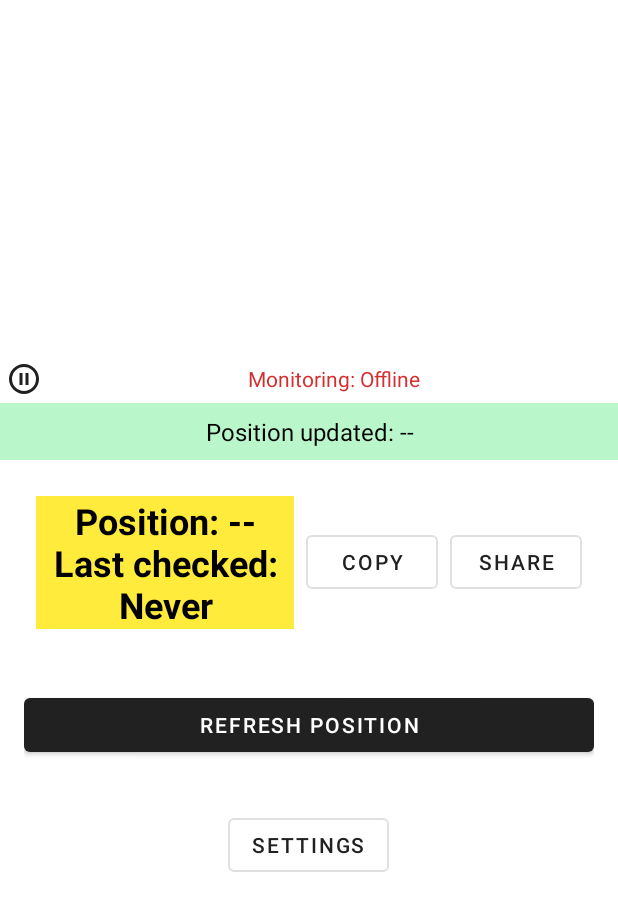
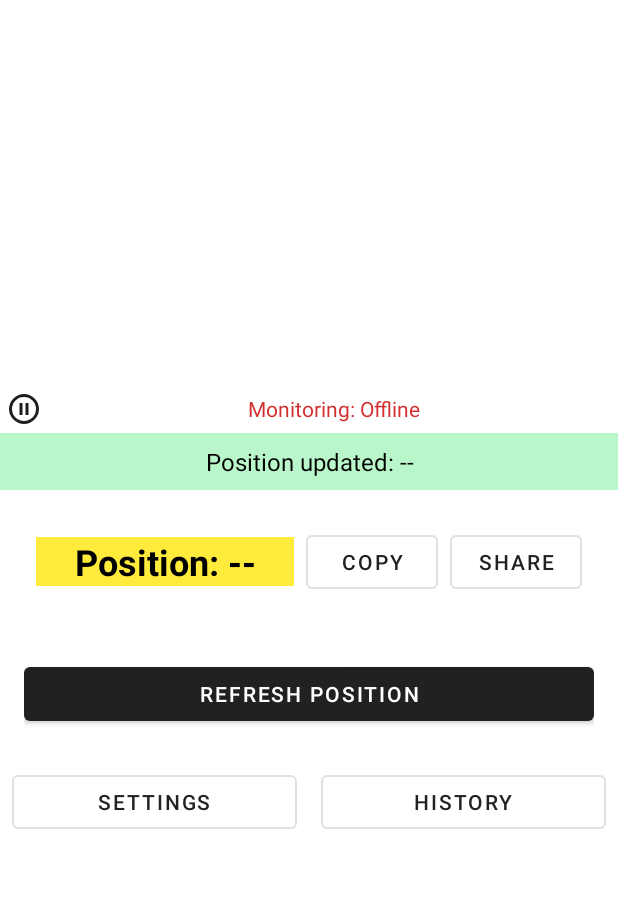
Before and after one commit to xdark36/UpListTracker, an Android app: the screen it shows after launch (MainActivity), on a phone screen of 412 x 824 dp. Shown: the top 911 px of the screen. Run offline under Robolectric (Android 15) with nearby library versions, the phone set to English and light mode, and no system bars; our stand-ins replace Dagger/Hilt's generated code, Timber; 1 statement that could not run was skipped.

Commit message:
Add position history feature - track last 10 position changes with timestamps

```diff
--- a/app/src/main/java/com/example/uplisttracker/MainActivity.kt
+++ b/app/src/main/java/com/example/uplisttracker/MainActivity.kt
@@ -115,10 +115,11 @@ class MainActivity : ComponentActivity() {
             val copyButton = findViewById<com.google.android.material.button.MaterialButton>(R.id.copyButton)
             val shareButton = findViewById<com.google.android.material.button.MaterialButton>(R.id.shareButton)
             val refreshButton = findViewById<com.google.android.material.button.MaterialButton>(R.id.refreshButton)
+            val historyButton = findViewById<com.google.android.material.button.MaterialButton>(R.id.historyButton)
 
             if (swipeRefreshLayout == null || bannerText == null || progressBar == null ||
                 positionTextView == null || statusText == null || settingsButton == null ||
-                copyButton == null || shareButton == null || refreshButton == null) {
+                copyButton == null || shareButton == null || refreshButton == null || historyButton == null) {
                 throw Exception("One or more UI elements not found")
             }
 
@@ -179,6 +180,11 @@ class MainActivity : ComponentActivity() {
                         }
                     }
                 )
+            }
+
+            // History button
+            historyButton.setOnClickListener {
+                showPositionHistory()
             }
 
             // True pull-to-refresh
@@ -446,8 +452,54 @@ class MainActivity : ComponentActivity() {
         ) == android.content.pm.PackageManager.PERMISSION_GRANTED
     }
 
-    private fun updatePositionDisplay(positionTextView: TextView, position: String, lastChecked: String) {
-        positionTextView.text = "Position: $position\nLast checked: $lastChecked"
+    private fun updatePositionDisplay(positionTextView: TextView, position: String?, lastChecked: String?) {
+        val displayText = if (position == null || position == "--") {
+            "Position: --"
+        } else {
+            "Position: $position"
+        }
+        positionTextView.text = displayText
+
+        // Store position in history
+        storePositionInHistory(position ?: "--")
+    }
+
+    private fun storePositionInHistory(position: String) {
+        val prefs = getSharedPreferences("up_prefs", Context.MODE_PRIVATE)
+        val historyKey = "position_history"
+        val timestampKey = "position_timestamps"
+
+        // Get existing history
+        val history = prefs.getString(historyKey, "")?.split(",")?.filter { it.isNotEmpty() }?.toMutableList() ?: mutableListOf()
+        val timestamps = prefs.getString(timestampKey, "")?.split(",")?.filter { it.isNotEmpty() }?.toMutableList() ?: mutableListOf()
+
+        // Add new position and timestamp
+        history.add(position)
+        timestamps.add(System.currentTimeMillis().toString())
+
+        // Keep only last 10 entries
+        if (history.size > 10) {
+            history.removeAt(0)
+            timestamps.removeAt(0)
+        }
+
+        // Save back to preferences
+        prefs.edit()
+            .putString(historyKey, history.joinToString(","))
+            .putString(timestampKey, timestamps.joinToString(","))
+            .apply()
+    }
+
+    private fun getPositionHistory(): List<Pair<String, String>> {
+        val prefs = getSharedPreferences("up_prefs", Context.MODE_PRIVATE)
+        val history = prefs.getString("position_history", "")?.split(",")?.filter { it.isNotEmpty() } ?: emptyList()
+        val timestamps = prefs.getString("position_timestamps", "")?.split(",")?.filter { it.isNotEmpty() } ?: emptyList()
+
+        return history.zip(timestamps).map { (position, timestamp) ->
+            val date = Date(timestamp.toLongOrNull() ?: 0)
+            val timeString = SimpleDateFormat("HH:mm", Locale.getDefault()).format(date)
+            position to timeString
+        }.reversed() // Most recent first
     }
 
     private fun provideHapticFeedback() {
@@ -491,4 +543,38 @@ class MainActivity : ComponentActivity() {
             Toast.makeText(this, "Error sharing position: ${e.message}", Toast.LENGTH_SHORT).show()
         }
     }
+
+    private fun showPositionHistory() {
+        val history = getPositionHistory()
+        if (history.isEmpty()) {
+            Toast.makeText(this, "No position history available", Toast.LENGTH_SHORT).show()
+            return
+        }
+
+        val builder = StringBuilder()
+        builder.append("Last ${history.size} position changes:\n\n")
+
+        for ((position, timestamp) in history) {
+            builder.append("$position at $timestamp\n")
+        }
+
+        val dialog = android.app.AlertDialog.Builder(this)
+            .setTitle("Position History")
+            .setMessage(builder.toString())
+            .setPositiveButton("OK") { _, _ -> }
+            .setNeutralButton("Clear History") { _, _ ->
+                clearPositionHistory()
+                Toast.makeText(this, "History cleared", Toast.LENGTH_SHORT).show()
+            }
+            .create()
+        dialog.show()
+    }
+
+    private fun clearPositionHistory() {
+        val prefs = getSharedPreferences("up_prefs", Context.MODE_PRIVATE)
+        prefs.edit()
+            .remove("position_history")
+            .remove("position_timestamps")
+            .apply()
+    }
 }
--- a/app/src/main/res/layout/activity_main.xml
+++ b/app/src/main/res/layout/activity_main.xml
@@ -111,16 +111,38 @@
 
         </LinearLayout>
 
+        <LinearLayout
+            android:layout_width="match_parent"
+            android:layout_height="wrap_content"
+            android:orientation="horizontal"
+            android:gravity="center"
+            android:padding="8dp">
+
             <com.google.android.material.button.MaterialButton
                 android:id="@+id/settingsButton"
-            android:layout_width="wrap_content"
+                android:layout_width="0dp"
                 android:layout_height="wrap_content"
+                android:layout_weight="1"
+                android:layout_marginEnd="8dp"
                 android:text="Settings"
                 android:icon="@drawable/ic_settings"
                 app:iconPadding="8dp"
                 android:contentDescription="Open settings"
-            android:layout_marginTop="16dp"
+                style="@style/Widget.MaterialComponents.Button.OutlinedButton" />
+
+            <com.google.android.material.button.MaterialButton
+                android:id="@+id/historyButton"
+                android:layout_width="0dp"
+                android:layout_height="wrap_content"
+                android:layout_weight="1"
+                android:layout_marginStart="8dp"
+                android:text="History"
+                android:icon="@drawable/ic_refresh"
+                app:iconPadding="8dp"
+                android:contentDescription="View position history"
                 style="@style/Widget.MaterialComponents.Button.OutlinedButton" />
 
         </LinearLayout>
+
+    </LinearLayout>
 </androidx.swiperefreshlayout.widget.SwipeRefreshLayout>
```
Lines whose indentation alone changed are shown as unchanged.
